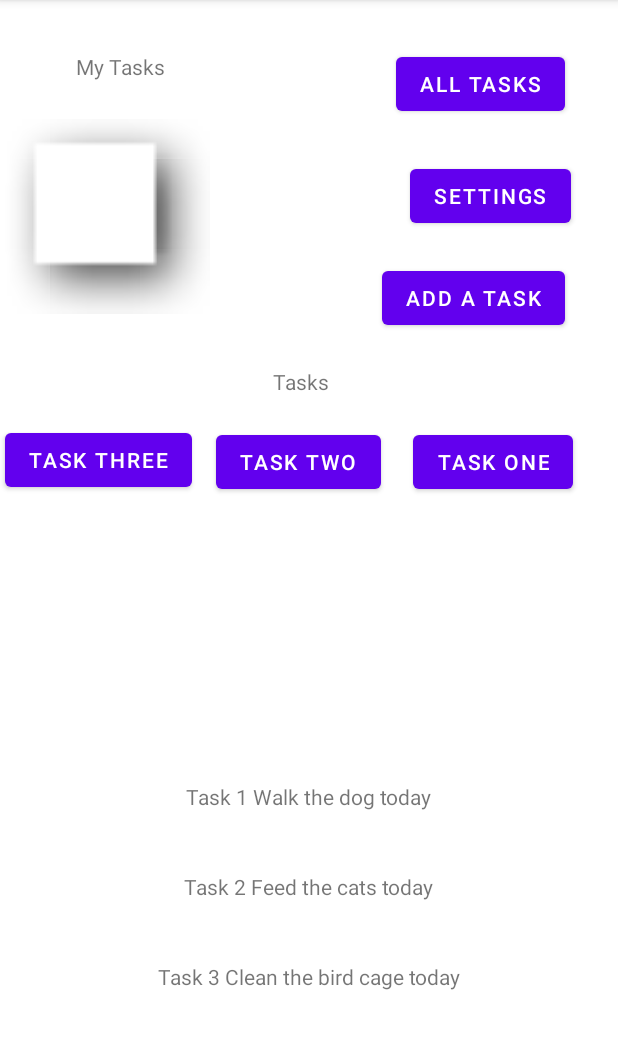
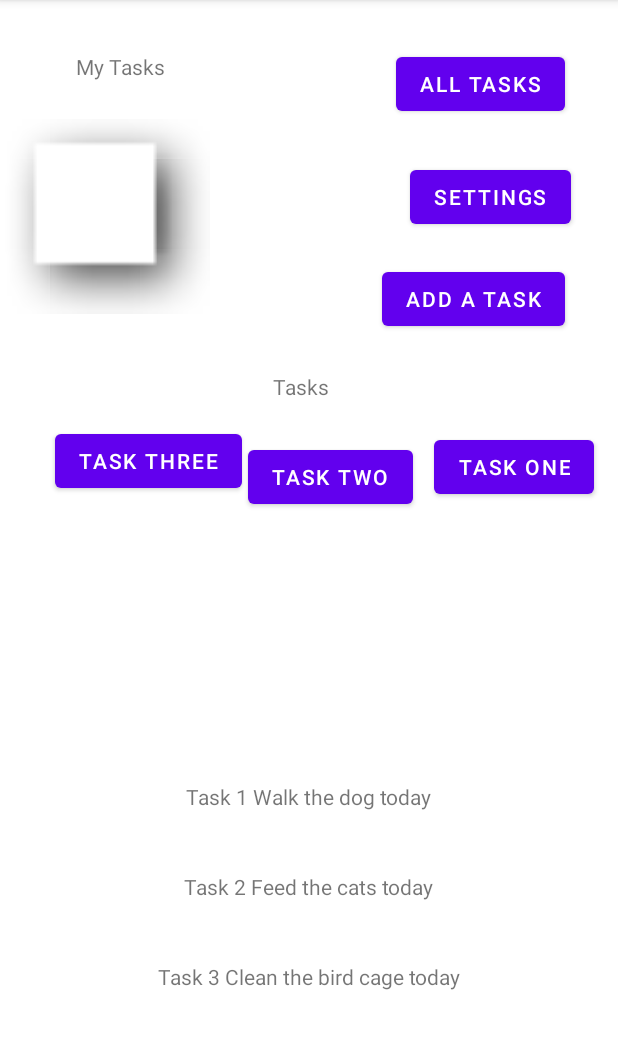
Before and after one commit to GoldenDog190/taskmaster, an Android app: the screen it shows after launch (MainActivity), on a phone screen of 412 x 824 dp, the part 84-1133 px from its top. Run offline under Robolectric (Android 15) with nearby library versions, the phone set to English and light mode, and no system bars.

Commit message:
added screenshot of home page, and added the clickable task

```diff
--- a/app/src/main/java/com/GoldenDog190/taskmaster/activity/MainActivity.java
+++ b/app/src/main/java/com/GoldenDog190/taskmaster/activity/MainActivity.java
@@ -16,6 +16,7 @@ import android.widget.TextView;
 import com.GoldenDog190.taskmaster.R;
 import com.GoldenDog190.taskmaster.adapters.TaskViewAdapter;
 import com.GoldenDog190.taskmaster.models.TaskModel;
+import com.google.android.material.snackbar.Snackbar;
 
 import java.util.ArrayList;
 import java.util.List;
@@ -98,8 +99,11 @@ public class MainActivity extends AppCompatActivity implements TaskViewAdapter.T
         };
     }
 
+
     @Override
     public void listener(TaskModel taskModel) {
-
+//        Snackbar.make(findViewById(R.id.mainConstraintLayout), taskModel.design, Snackbar.LENGTH_SHORT).show();
+        Intent intent = new Intent( MainActivity.this, TaskDetail.class);
+       startActivity(intent);
     }
 }
--- a/app/src/main/res/layout/activity_main.xml
+++ b/app/src/main/res/layout/activity_main.xml
@@ -2,6 +2,7 @@
 <androidx.constraintlayout.widget.ConstraintLayout xmlns:android="http://schemas.android.com/apk/res/android"
     xmlns:app="http://schemas.android.com/apk/res-auto"
     xmlns:tools="http://schemas.android.com/tools"
+    android:id="@+id/mainConstraintLayout"
     android:layout_width="match_parent"
     android:layout_height="match_parent"
     tools:context=".activity.MainActivity">
@@ -10,11 +11,11 @@
         android:id="@+id/taskButtonThree"
         android:layout_width="wrap_content"
         android:layout_height="wrap_content"
-        android:layout_marginEnd="284dp"
+        android:layout_marginEnd="4dp"
         android:layout_marginBottom="64dp"
         android:text="Task Three"
         app:layout_constraintBottom_toBottomOf="parent"
-        app:layout_constraintEnd_toEndOf="parent"
+        app:layout_constraintEnd_toStartOf="@+id/taskButtonTwo"
         app:layout_constraintTop_toBottomOf="@+id/AddATaskButton"
         app:layout_constraintVertical_bias="0.138" />
 
@@ -84,20 +85,21 @@
         android:text="Task Two"
         app:layout_constraintBottom_toBottomOf="parent"
         app:layout_constraintEnd_toStartOf="@+id/taskButtonOne"
-        app:layout_constraintHorizontal_bias="0.872"
+        app:layout_constraintHorizontal_bias="0.921"
         app:layout_constraintStart_toStartOf="parent"
         app:layout_constraintTop_toBottomOf="@+id/imageView"
-        app:layout_constraintVertical_bias="0.159" />
+        app:layout_constraintVertical_bias="0.181" />
 
     <Button
         android:id="@+id/taskButtonOne"
         android:layout_width="wrap_content"
         android:layout_height="wrap_content"
+        android:layout_marginTop="4dp"
         android:layout_marginBottom="8dp"
         android:text="Task One"
         app:layout_constraintBottom_toBottomOf="parent"
         app:layout_constraintEnd_toEndOf="parent"
-        app:layout_constraintHorizontal_bias="0.758"
+        app:layout_constraintHorizontal_bias="0.87"
         app:layout_constraintStart_toStartOf="@+id/textViewTasks"
         app:layout_constraintTop_toBottomOf="@+id/imageView"
         app:layout_constraintVertical_bias="0.14" />
```
Also changed, not shown: app/src/main/java/com/GoldenDog190/taskmaster/adapters/TaskViewAdapter.java (+8 -0 lines), 2 other files.
